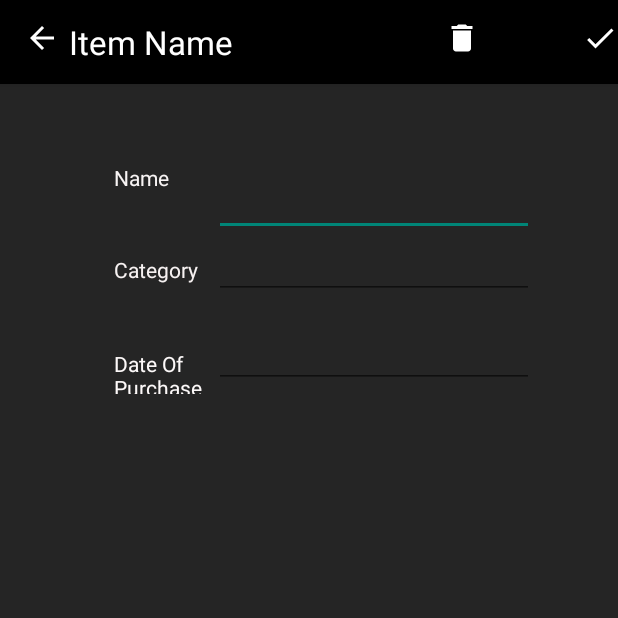
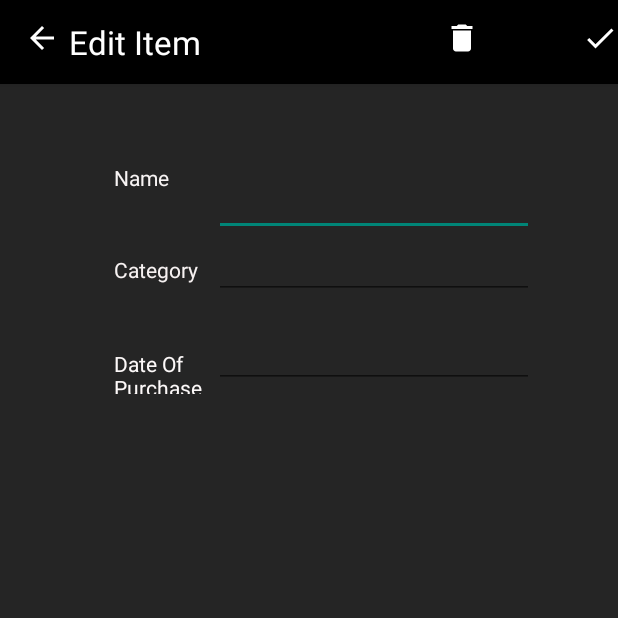
Before and after one commit to PangKimJin/MainActivity2, an Android app: the EditExpenditureList screen opened directly, with no data from a screen before it, on a phone screen of 412 x 824 dp, the top half of it. Run offline under Robolectric (Android 15) with nearby library versions, the light colour scheme and no system bars.

Commit message:
Optimised for NTUC receipts included commas

```diff
--- a/app/src/main/java/com/example/mainactivity/ITTR.java
+++ b/app/src/main/java/com/example/mainactivity/ITTR.java
@@ -117,7 +117,7 @@ public class ITTR extends AppCompatActivity {
         db.insertData3("New Expenditure List", "Category", getCurrentDate());
 
         //Processing text
-        String trimmedText = text.trim();
+        String trimmedText = text.trim().replaceAll(",", ".");
         String[] stringArray = trimmedText.split("\\r?\\n");
         ArrayList<Double> prices = new ArrayList<>();
         ArrayList<String> names = new ArrayList<>();
--- a/app/src/main/res/layout/toolbar_item_display.xml
+++ b/app/src/main/res/layout/toolbar_item_display.xml
@@ -21,7 +21,7 @@
         <TextView
             android:layout_width="wrap_content"
             android:layout_height="wrap_content"
-            android:text="Item Name"
+            android:text="Edit Item"
             android:textSize="22sp"
             android:textColor="#FFFF"
             android:layout_alignParentLeft="true"
```
